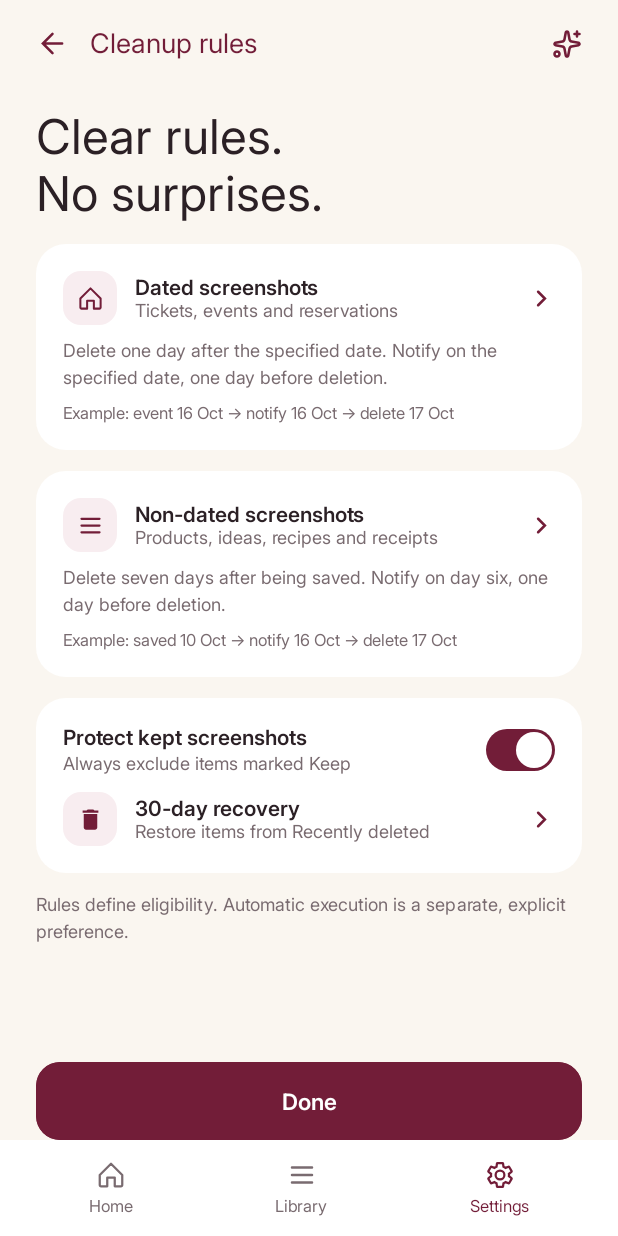
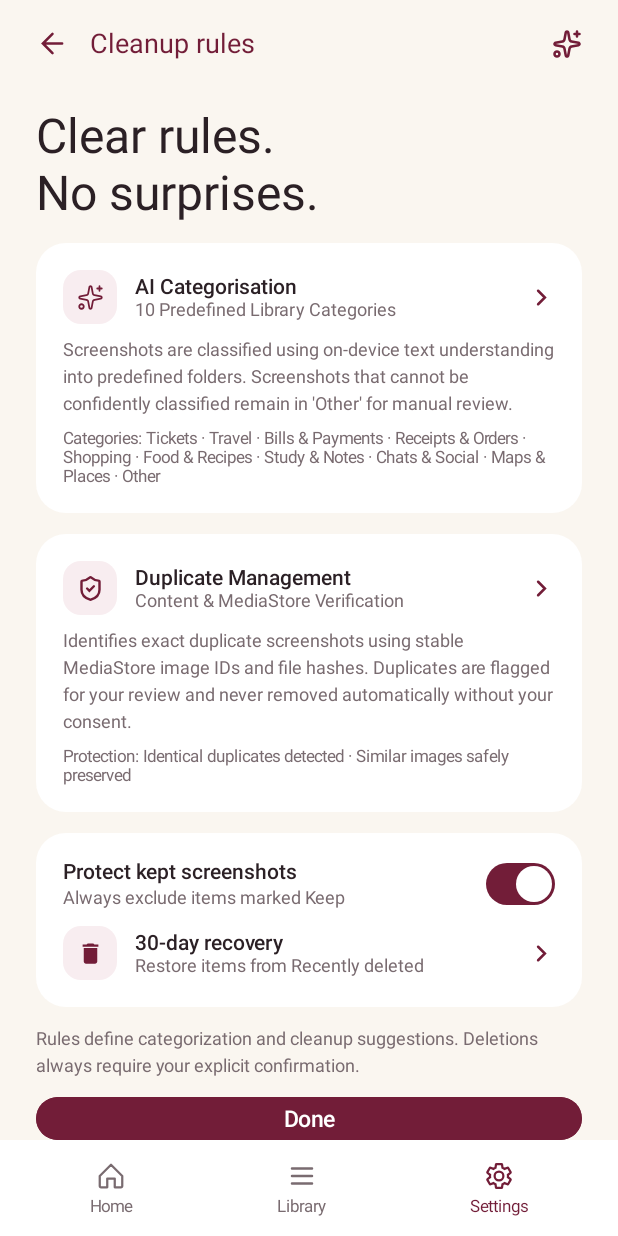
Before and after one commit to kevinasenthilkumar/snaptaskapplicaion, an Android app built with Jetpack Compose: the @Preview function CleanupRulesScreenPreview, on a phone screen of 412 x 824 dp. Run offline under Robolectric (Android 15) with nearby library versions, the phone set to English and light mode, and no system bars; network calls fail.

Commit message:
Update How It Works, settings cleanup rules, and permanent gallery deletion

```diff
--- a/app/src/main/java/com/example/snaptask/ui/settings/CleanupRulesScreen.kt
+++ b/app/src/main/java/com/example/snaptask/ui/settings/CleanupRulesScreen.kt
@@ -89,22 +89,22 @@ fun CleanupRulesScreen(
             ) {
                 Text(text = "Clear rules.\nNo surprises.", style = Heading, color = SnapTaskColors.TextPrimary)
 
-                // Dated Rule Card
+                // AI Categorisation Rule Card
                 RuleCard(
-                    icon = R.drawable.ic_nav_home,
-                    title = "Dated screenshots",
-                    subtitle = "Tickets, events and reservations",
-                    body = "Delete one day after the specified date. Notify on the specified date, one day before deletion.",
-                    example = "Example: event 16 Oct → notify 16 Oct → delete 17 Oct",
+                    icon = R.drawable.ic_sparkles_accent,
+                    title = "AI Categorisation",
+                    subtitle = "10 Predefined Library Categories",
+                    body = "Screenshots are classified using on-device text understanding into predefined folders. Screenshots that cannot be confidently classified remain in 'Other' for manual review.",
+                    example = "Categories: Tickets · Travel · Bills & Payments · Receipts & Orders · Shopping · Food & Recipes · Study & Notes · Chats & Social · Maps & Places · Other",
                 )
 
-                // Non-dated Rule Card
+                // Duplicate Screenshot Management Card
                 RuleCard(
-                    icon = R.drawable.ic_nav_library,
-                    title = "Non-dated screenshots",
-                    subtitle = "Products, ideas, recipes and receipts",
-                    body = "Delete seven days after being saved. Notify on day six, one day before deletion.",
-                    example = "Example: saved 10 Oct → notify 16 Oct → delete 17 Oct",
+                    icon = R.drawable.ic_row_shield_check,
+                    title = "Duplicate Management",
+                    subtitle = "Content & MediaStore Verification",
+                    body = "Identifies exact duplicate screenshots using stable MediaStore image IDs and file hashes. Duplicates are flagged for your review and never removed automatically without your consent.",
+                    example = "Protection: Identical duplicates detected · Similar images safely preserved",
                 )
 
                 // Protect Kept Card
@@ -151,7 +151,7 @@ fun CleanupRulesScreen(
                 }
 
                 Text(
-                    text = "Rules define eligibility. Automatic execution is a separate, explicit preference.",
+                    text = "Rules define categorization and cleanup suggestions. Deletions always require your explicit confirmation.",
                     style = SnapTaskType.Caption,
                     color = SnapTaskColors.TextSecondary,
                 )
--- a/app/src/main/java/com/example/snaptask/ui/settings/SettingsScreen.kt
+++ b/app/src/main/java/com/example/snaptask/ui/settings/SettingsScreen.kt
@@ -147,13 +147,13 @@ fun SettingsScreen(
                     NavRow(
                         icon = R.drawable.ic_row_list_checks,
                         title = "Cleanup rules",
-                        subtitle = "Dated +1 day · Non-dated +7 days",
+                        subtitle = "AI categorisation · Duplicate & recovery rules",
                         onClick = onOpenRules,
                     )
                     NavRow(
                         icon = R.drawable.ic_trash,
                         title = "Recently deleted",
-                        subtitle = "6 screenshots · 30-day recovery",
+                        subtitle = "30-day recovery safety net",
                         onClick = onOpenRecentlyDeleted,
                     )
                 }
--- a/app/src/main/java/com/example/snaptask/ui/theme/snaptaskdesign.kt
+++ b/app/src/main/java/com/example/snaptask/ui/theme/snaptaskdesign.kt
@@ -2,11 +2,9 @@ package com.example.snaptask.ui.theme
 
 import androidx.compose.ui.graphics.Color
 import androidx.compose.ui.text.TextStyle
-import androidx.compose.ui.text.font.Font
 import androidx.compose.ui.text.font.FontFamily
 import androidx.compose.ui.text.font.FontWeight
 import androidx.compose.ui.unit.sp
-import com.example.snaptask.R
 
 object SnapTaskColors {
     val Background = Color(0xFFFAF6F0)
@@ -16,10 +14,7 @@ object SnapTaskColors {
     val Surface = Color.White
 }
 
-val AppFontFamily = FontFamily(
-    Font(R.font.inter_regular, FontWeight.Normal),
-    Font(R.font.inter_semibold, FontWeight.SemiBold),
-)
+val AppFontFamily = FontFamily.Default
 
 val InterFamily = AppFontFamily
 
```
Also changed, not shown: app/src/main/java/com/example/snaptask/SnapTaskApp.kt (+38 -2 lines), app/src/main/java/com/example/snaptask/data/cleaner/MediaCleaner.kt (+44 -1 lines), app/src/main/java/com/example/snaptask/data/local/AppDatabase.kt (+29 -1 lines), app/src/main/java/com/example/snaptask/data/repository/ScreenshotRepository.kt (+15 -0 lines), app/src/main/java/com/example/snaptask/ui/onboarding/onboardingscreen.kt (+4 -3 lines), app/src/main/res/font/inter_regular.ttf (deleted), app/src/main/res/font/inter_semibold.ttf (deleted), app/src/main/res/font/lobster_regular.ttf (added).
